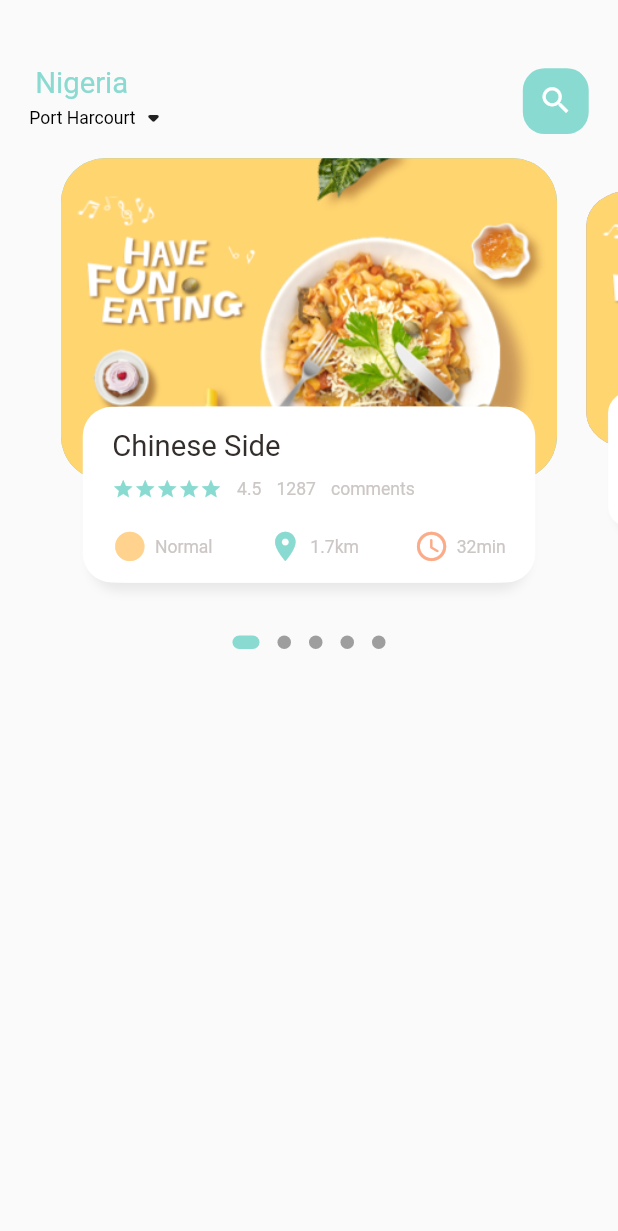
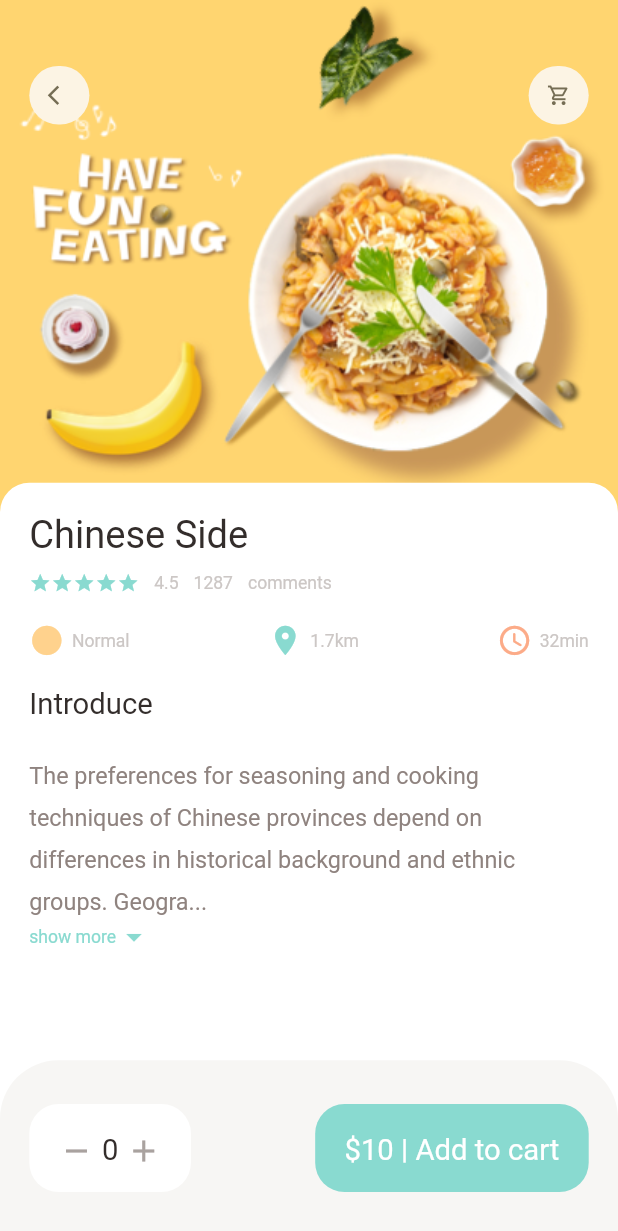
Before and after one commit to Ifoegbu1/MobileFoods, a Flutter app: the screen it shows after launch, on a phone screen of 412 x 824 dp. Shown: the top 1231 px of the screen. Run offline on Flutter 3.47's test engine with Material 2 defaults, Android fonts, the phone set to English and light mode, and no system bars; drawn by our look-alikes of dots_indicator; our stand-ins replace get.

Commit message:
created popular_food_detail_page along with some custom widgets(with core dart logic)

```diff
--- a/lib/main.dart
+++ b/lib/main.dart
@@ -1,6 +1,8 @@
-import 'package:e_commerce/home/main_food_page.dart';
+import 'package:e_commerce/pages/food/popular_food_detail.dart';
 import 'package:flutter/material.dart';
 import 'package:get/get.dart';
+
+import 'pages/home/main_food_page.dart';
 
 void main() {
   runApp(const MyApp());
@@ -18,7 +20,7 @@ class MyApp extends StatelessWidget {
       theme: ThemeData(
         primarySwatch: Colors.blue,
       ),
-      home: MainFoodPage(),
+      home: PopularFoodDetail(),
     );
   }
 }
--- /dev/null
+++ b/lib/pages/food/popular_food_detail.dart
@@ -0,0 +1,163 @@
+import 'package:e_commerce/utils/colors.dart';
+import 'package:e_commerce/utils/dimensions.dart';
+import 'package:e_commerce/widgets/app_column.dart';
+import 'package:e_commerce/widgets/app_icon.dart';
+import 'package:e_commerce/widgets/big_text.dart';
+import 'package:e_commerce/widgets/expandable_text_widget.dart';
+import 'package:flutter/material.dart';
+
+class PopularFoodDetail extends StatelessWidget {
+  const PopularFoodDetail({Key? key}) : super(key: key);
+
+  @override
+  Widget build(BuildContext context) {
+    return Scaffold(
+      backgroundColor: Colors.white,
+      body: Stack(
+        children: [
+          //bacground image
+          Positioned(
+            left: 0,
+            right: 0,
+            child: Container(
+              width: double.maxFinite,
+              height: Dimensions.popularFoodImgSize350,
+              decoration: BoxDecoration(
+                image: DecorationImage(
+                  fit: BoxFit.cover,
+                  image: AssetImage(
+                    "assets/image/food0.png",
+                  ),
+                ),
+              ),
+            ),
+          ),
+          //icon widget
+          Positioned(
+            top: Dimensions.height45,
+            left: Dimensions.width20,
+            right: Dimensions.width20,
+            child: Row(
+              mainAxisAlignment: MainAxisAlignment.spaceBetween,
+              children: [
+                AppIcon(
+                  icon: Icons.arrow_back_ios,
+                ),
+                AppIcon(
+                  icon: Icons.shopping_cart_outlined,
+                ),
+              ],
+            ),
+          ),
+          //introduction of food
+          Positioned(
+            left: 0,
+            right: 0,
+            bottom: 0,
+            top: Dimensions.popularFoodImgSize350 - 20,
+            child: Container(
+              padding: EdgeInsets.only(
+                left: Dimensions.width20,
+                right: Dimensions.width20,
+                top: Dimensions.height20,
+              ),
+              decoration: BoxDecoration(
+                borderRadius: BorderRadius.only(
+                  topRight: Radius.circular(Dimensions.radius20),
+                  topLeft: Radius.circular(Dimensions.radius20),
+                ),
+                color: Colors.white,
+              ),
+              child: Column(
+                crossAxisAlignment: CrossAxisAlignment.start,
+                children: [
+                  AppColumn(text: "Chinese Side"),
+                  SizedBox(height: Dimensions.height20),
+                  BigText(text: "Introduce"),
+                  SizedBox(height: Dimensions.height20),
+
+                  //expandable text widget
+                  Expanded(
+                    child: SingleChildScrollView(
+                      child: ExpandableTextWidget(
+                        text:
+                            "The preferences for seasoning and cooking techniques of Chinese provinces depend on differences in historical background and ethnic groups. Geographic features including mountains, rivers, forests, and deserts also have a strong effect on the local available ingredients, considering that the climate of China varies from tropical in the south to subarctic in the northeast. Imperial royal and noble preference also plays a role in the change of Chinese cuisine. Because of imperial expansion and trading, ingredients and cooking techniques from other cultures have been integrated into Chinese cuisines over time.There are numerous regional, religious, and ethnic styles of Chinese cuisine found within China and abroad. The most praised Four Great Traditions in Chinese cuisine are Chuan, Lu, Yue, and Huaiyang. It is an adaptation of the Chinese sauces, seasoning and certain cooking techniques like steaming and stir-frying. A lot of street food vendors and restaurants serve what is known as the Hakka cuisine with prominent dishes like Manchurian, American Chop Suey, Sweet and Sour, Chow Mein and others. These have similar textures but different flavours due to the use of certain Indian ingredients",
+                      ),
+                    ),
+                  )
+                ],
+              ),
+            ),
+          ),
+        ],
+      ),
+
+      //bottom bar
+      bottomNavigationBar: Container(
+        height: Dimensions.bottomHeightBar,
+        padding: EdgeInsets.only(
+            top: Dimensions.height30,
+            bottom: Dimensions.height30,
+            left: Dimensions.width20,
+            right: Dimensions.width20),
+        decoration: BoxDecoration(
+          color: AppColors.buttonBackgroundColor,
+          borderRadius: BorderRadius.only(
+            topLeft: Radius.circular(Dimensions.radius20 * 2),
+            topRight: Radius.circular(Dimensions.radius20 * 2),
+          ),
+        ),
+        child: Row(
+          mainAxisAlignment: MainAxisAlignment.spaceBetween,
+          children: [
+            // +/- container
+            Container(
+              padding: EdgeInsets.only(
+                top: Dimensions.height20,
+                bottom: Dimensions.height20,
+                left: Dimensions.width20,
+                right: Dimensions.width20,
+              ),
+              decoration: BoxDecoration(
+                  borderRadius: BorderRadius.circular(Dimensions.radius20),
+                  color: Colors.white),
+              child: Row(
+                children: [
+                  Icon(
+                    Icons.remove,
+                    color: AppColors.signColor,
+                  ),
+                  SizedBox(width: Dimensions.width10 / 2),
+                  BigText(text: "0"),
+                  SizedBox(width: Dimensions.width10 / 2),
+                  Icon(
+                    Icons.add,
+                    color: AppColors.signColor,
+                  ),
+                ],
+              ),
+            ),
+
+            //add to cart container
+            Container(
+              padding: EdgeInsets.only(
+                top: Dimensions.height20,
+                bottom: Dimensions.height20,
+                left: Dimensions.width20,
+                right: Dimensions.width20,
+              ),
+              child: BigText(
+                text: "\$10 | Add to cart",
+                color: Colors.white,
+              ),
+              decoration: BoxDecoration(
+                borderRadius: BorderRadius.circular(Dimensions.radius20),
+                color: AppColors.mainColor,
+              ),
+            ),
+          ],
+        ),
+      ),
+    );
+  }
+}
--- a/lib/home/food_page_body.dart
+++ b/lib/pages/home/food_page_body.dart
@@ -1,6 +1,7 @@
 import 'package:dots_indicator/dots_indicator.dart';
 import 'package:e_commerce/utils/colors.dart';
 import 'package:e_commerce/utils/dimensions.dart';
+import 'package:e_commerce/widgets/app_column.dart';
 import 'package:e_commerce/widgets/big_text.dart';
 import 'package:e_commerce/widgets/icon_and_text_widget.dart';
 import 'package:e_commerce/widgets/small_text.dart';
@@ -38,6 +39,7 @@ class _FoodPageBodyState extends State<FoodPageBody> {
   Widget build(BuildContext context) {
     return Column(
       children: [
+        //slider section
         Container(
           // color: Colors.redAccent,
           height: Dimensions.pageView,
@@ -50,6 +52,7 @@ class _FoodPageBodyState extends State<FoodPageBody> {
             },
           ),
         ),
+        //dots
         new DotsIndicator(
           dotsCount: 5,
           position: _currPageValue,
@@ -61,10 +64,119 @@ class _FoodPageBodyState extends State<FoodPageBody> {
                 borderRadius: BorderRadius.circular(5.0)),
           ),
         ),
+        //Popular Text
+        SizedBox(
+          height: Dimensions.height30,
+        ),
+        Container(
+          margin: EdgeInsets.only(left: Dimensions.width30),
+          child: Row(
+            crossAxisAlignment: CrossAxisAlignment.end,
+            children: [
+              BigText(text: "Popular"),
+              SizedBox(width: Dimensions.width10),
+              Container(
+                margin: const EdgeInsets.only(bottom: 3),
+                child: BigText(
+                  text: ".",
+                  color: Colors.black26,
+                ),
+              ),
+              SizedBox(width: Dimensions.width10),
+              Container(
+                margin: const EdgeInsets.only(bottom: 2),
+                child: SmallText(text: "Food pairing"),
+              )
+            ],
+          ),
+        ),
+        //List of food and images
+        ListView.builder(
+          physics: NeverScrollableScrollPhysics(),
+          shrinkWrap: true,
+          itemCount: 10,
+          itemBuilder: (context, index) {
+            return Container(
+              margin: EdgeInsets.only(
+                  left: Dimensions.width20,
+                  right: Dimensions.width20,
+                  bottom: Dimensions.height10),
+              child: Row(
+                children: [
+                  //image section
+                  Container(
+                    width: Dimensions.listViewImgSize120,
+                    height: Dimensions.listViewImgSize120,
+                    decoration: BoxDecoration(
+                      borderRadius: BorderRadius.circular(Dimensions.radius20),
+                      color: Colors.white38,
+                      image: DecorationImage(
+                        fit: BoxFit.cover,
+                        image: AssetImage(
+                          "assets/image/food0.png",
+                        ),
+                      ),
+                    ),
+                  ),
+
+                  //text container
+                  Expanded(
+                    child: Container(
+                      height: Dimensions.listViewTextContSize100,
+                      decoration: BoxDecoration(
+                        borderRadius: BorderRadius.only(
+                          topRight: Radius.circular(Dimensions.radius20),
+                          bottomRight: Radius.circular(Dimensions.radius20),
+                        ),
+                        color: Colors.white,
+                      ),
+                      child: Padding(
+                        padding: EdgeInsets.only(
+                            left: Dimensions.width10,
+                            right: Dimensions.width10),
+                        child: Column(
+                          crossAxisAlignment: CrossAxisAlignment.start,
+                          mainAxisAlignment: MainAxisAlignment.center,
+                          children: [
+                            BigText(text: "Nutritious fruit meal in China"),
+                            SizedBox(height: Dimensions.height10),
+                            SmallText(text: "With Chinese characteristics"),
+                            SizedBox(height: Dimensions.height10),
+                            Row(
+                              mainAxisAlignment: MainAxisAlignment.spaceBetween,
+                              children: [
+                                IconAndTextWidget(
+                                  icon: Icons.circle_sharp,
+                                  text: "Normal",
+                                  iconColor: AppColors.iconColor1,
+                                ),
+                                IconAndTextWidget(
+                                  icon: Icons.location_on,
+                                  text: "1.7km",
+                                  iconColor: AppColors.mainColor,
+                                ),
+                                IconAndTextWidget(
+                                  icon: Icons.access_time_rounded,
+                                  text: "32min",
+                                  iconColor: AppColors.iconColor2,
+                                ),
+                              ],
+                            ),
+                          ],
+                        ),
+                      ),
+                    ),
+                  ),
+                ],
+              ),
+            );
+          },
+        ),
       ],
     );
   }
 
+//horizontal slider with image, icon and texts
   Widget _buildPageItem(int index) {
     Matrix4 matrix = new Matrix4.identity();
     if (index == _currPageValue.floor()) {
@@ -141,54 +253,8 @@ class _FoodPageBodyState extends State<FoodPageBody> {
                   left: Dimensions.width15,
                   right: Dimensions.width15,
                 ),
-                child: Column(
-                  crossAxisAlignment: CrossAxisAlignment.start,
-                  children: [
-                    BigText(text: "Chinese Side"),
-                    SizedBox(height: Dimensions.height10),
-                    //comments section
-                    Row(
-                      children: [
-                        Wrap(
-                          children: List.generate(5, (index) {
-                            return Icon(
-                              Icons.star,
-                              color: AppColors.mainColor,
-                              size: Dimensions.iconSize15,
-                            );
-                          }),
-                        ),
-                        SizedBox(width: Dimensions.mainwidth10),
-                        SmallText(text: "4.5"),
-                        SizedBox(width: Dimensions.mainwidth10),
-                        SmallText(text: "1287"),
-                        SizedBox(width: Dimensions.mainwidth10),
-                        SmallText(text: "comments"),
-                      ],
-                    ),
-                    SizedBox(height: Dimensions.height20),
-                    //time and distance
-                    Row(
-                      mainAxisAlignment: MainAxisAlignment.spaceBetween,
-                      children: [
-                        IconAndTextWidget(
-                          icon: Icons.circle_sharp,
-                          text: "Normal",
-                          iconColor: AppColors.iconColor1,
-                        ),
-                        IconAndTextWidget(
-                          icon: Icons.location_on,
-                          text: "1.7km",
-                          iconColor: AppColors.mainColor,
-                        ),
-                        IconAndTextWidget(
-                          icon: Icons.access_time_rounded,
-                          text: "32min",
-                          iconColor: AppColors.iconColor2,
-                        ),
-                      ],
-                    )
-                  ],
+                child: AppColumn(
+                  text: "Chinese side",
                 ),
               ),
             ),
--- a/lib/home/main_food_page.dart
+++ b/lib/pages/home/main_food_page.dart
@@ -1,4 +1,4 @@
-import 'package:e_commerce/home/food_page_body.dart';
+import 'package:e_commerce/pages/home/food_page_body.dart';
 import 'package:e_commerce/utils/colors.dart';
 import 'package:e_commerce/utils/dimensions.dart';
 import 'package:e_commerce/widgets/big_text.dart';
@@ -71,7 +71,11 @@ class _MainFoodPageState extends State<MainFoodPage> {
             ),
           ),
           // showing the body
-          FoodPageBody(),
+          Expanded(
+            child: SingleChildScrollView(
+              child: FoodPageBody(),
+            ),
+          ),
         ],
       ),
     );
--- a/lib/utils/dimensions.dart
+++ b/lib/utils/dimensions.dart
@@ -14,6 +14,7 @@ class Dimensions {
   static double height15 = screenHeight / 56.27;
   static double height20 = screenHeight / 42.2;
   static double height30 = screenHeight / 28.13;
+  static double height40 = screenHeight / 21.1;
   static double height45 = screenHeight / 18.76;
 
 //dynamic width; padding and margin
@@ -25,11 +26,14 @@ class Dimensions {
 //dynamic width; SizedBox and Container
   static double mainwidth5 = screenWidth / 82.2;
   static double mainwidth10 = screenWidth / 41.1;
+  static double mainwidth40 = screenWidth / 10.28;
   static double mainwidth411 = screenWidth / 1.00;
 
-//font
+//font size
   static double font12 = screenHeight / 70.33;
+  static double font16 = screenHeight / 52.75;
   static double font20 = screenHeight / 42.2;
+  static double font26 = screenHeight / 32.46;
 
   //radius
   static double radius15 = screenHeight / 56.27;
@@ -38,5 +42,16 @@ class Dimensions {
 
   //icon size
   static double iconSize15 = screenHeight / 56.27;
+  static double iconSize16 = screenHeight / 52.75;
   static double iconSize24 = screenHeight / 35.17;
+
+  //list view size
+  static double listViewImgSize120 = screenWidth / 3.25;
+  static double listViewTextContSize100 = screenWidth / 3.90;
+
+  //popular food
+  static double popularFoodImgSize350 = screenHeight / 2.41;
+
+  //bottom height
+  static double bottomHeightBar = screenHeight / 7.03;
 }
--- /dev/null
+++ b/lib/widgets/app_column.dart
@@ -0,0 +1,70 @@
+import 'package:e_commerce/utils/colors.dart';
+import 'package:e_commerce/utils/dimensions.dart';
+import 'package:e_commerce/widgets/big_text.dart';
+import 'package:e_commerce/widgets/icon_and_text_widget.dart';
+import 'package:e_commerce/widgets/small_text.dart';
+import 'package:flutter/material.dart';
+
+class AppColumn extends StatelessWidget {
+  final String text;
+  const AppColumn({Key? key, required this.text}) : super(key: key);
+
+  @override
+  Widget build(BuildContext context) {
+    return Column(
+      crossAxisAlignment: CrossAxisAlignment.start,
+      children: [
+        BigText(
+          text: text,
+          size: Dimensions.font26,
+        ),
+        SizedBox(height: Dimensions.height10),
+        //comments section
+        Row(
+          children: [
+            Wrap(
+              children: List.generate(
+                5,
+                (index) {
+                  return Icon(
+                    Icons.star,
+                    color: AppColors.mainColor,
+                    size: Dimensions.iconSize15,
+                  );
+                },
+              ),
+            ),
+            SizedBox(width: Dimensions.mainwidth10),
+            SmallText(text: "4.5"),
+            SizedBox(width: Dimensions.mainwidth10),
+            SmallText(text: "1287"),
+            SizedBox(width: Dimensions.mainwidth10),
+            SmallText(text: "comments"),
+          ],
+        ),
+        SizedBox(height: Dimensions.height20),
+        //time and distance
+        Row(
+          mainAxisAlignment: MainAxisAlignment.spaceBetween,
+          children: [
+            IconAndTextWidget(
+              icon: Icons.circle_sharp,
+              text: "Normal",
+              iconColor: AppColors.iconColor1,
+            ),
+            IconAndTextWidget(
+              icon: Icons.location_on,
+              text: "1.7km",
+              iconColor: AppColors.mainColor,
+            ),
+            IconAndTextWidget(
+              icon: Icons.access_time_rounded,
+              text: "32min",
+              iconColor: AppColors.iconColor2,
+            ),
+          ],
+        ),
+      ],
+    );
+  }
+}
--- /dev/null
+++ b/lib/widgets/app_icon.dart
@@ -0,0 +1,32 @@
+import 'package:e_commerce/utils/dimensions.dart';
+import 'package:flutter/material.dart';
+
+class AppIcon extends StatelessWidget {
+  final IconData icon;
+  final Color backgroundColor;
+  final Color iconColor;
+  final double size;
+  AppIcon({
+    Key? key,
+    required this.icon,
+    this.backgroundColor = const Color(0xFFfcf4e4),
+    this.iconColor = const Color(0xFF756d54),
+    this.size = 40,
+  }) : super(key: key);
+
+  @override
+  Widget build(BuildContext context) {
+    return Container(
+      width: size == 40 ? Dimensions.mainwidth40 : size,
+      height: size == 40 ? Dimensions.height40 : size,
+      decoration: BoxDecoration(
+          borderRadius: BorderRadius.circular(size / 2),
+          color: backgroundColor),
+      child: Icon(
+        icon,
+        color: iconColor,
+        size: Dimensions.iconSize16,
+      ),
+    );
+  }
+}
--- /dev/null
+++ b/lib/widgets/expandable_text_widget.dart
@@ -0,0 +1,74 @@
+import 'package:e_commerce/utils/colors.dart';
+import 'package:e_commerce/utils/dimensions.dart';
+import 'package:e_commerce/widgets/small_text.dart';
+import 'package:flutter/material.dart';
+
+class ExpandableTextWidget extends StatefulWidget {
+  final String text;
+  const ExpandableTextWidget({Key? key, required this.text}) : super(key: key);
+
+  @override
+  State<ExpandableTextWidget> createState() => _ExpandableTextWidgetState();
+}
+
+class _ExpandableTextWidgetState extends State<ExpandableTextWidget> {
+  late String firstHalf;
+  late String secondHalf;
+
+  bool hiddenText = true;
+
+  double textHeight = Dimensions.screenHeight / 5.63;
+
+  @override
+  void initState() {
+    super.initState();
+    if (widget.text.length > textHeight) {
+      firstHalf = widget.text.substring(0, textHeight.toInt());
+      secondHalf =
+          widget.text.substring(textHeight.toInt() + 1, widget.text.length);
+    } else {
+      firstHalf = widget.text;
+      secondHalf = "";
+    }
+  }
+
+  @override
+  Widget build(BuildContext context) {
+    return Container(
+      child: secondHalf.isEmpty
+          ? SmallText(
+              color: AppColors.paraColor,
+              size: Dimensions.font16,
+              text: firstHalf)
+          : Column(
+              children: [
+                SmallText(
+                  height: 1.8,
+                  color: AppColors.paraColor,
+                  size: Dimensions.font16,
+                  text: hiddenText
+                      ? (firstHalf + "...")
+                      : (firstHalf + secondHalf),
+                ),
+                InkWell(
+                  onTap: () {
+                    setState(() {
+                      hiddenText = !hiddenText;
+                    });
+                  },
+                  child: Row(
+                    children: [
+                      SmallText(text: 'show more', color: AppColors.mainColor),
+                      Icon(
+                          hiddenText
+                              ? Icons.arrow_drop_down
+                              : Icons.arrow_drop_up,
+                          color: AppColors.mainColor),
+                    ],
+                  ),
+                ),
+              ],
+            ),
+    );
+  }
+}
```
